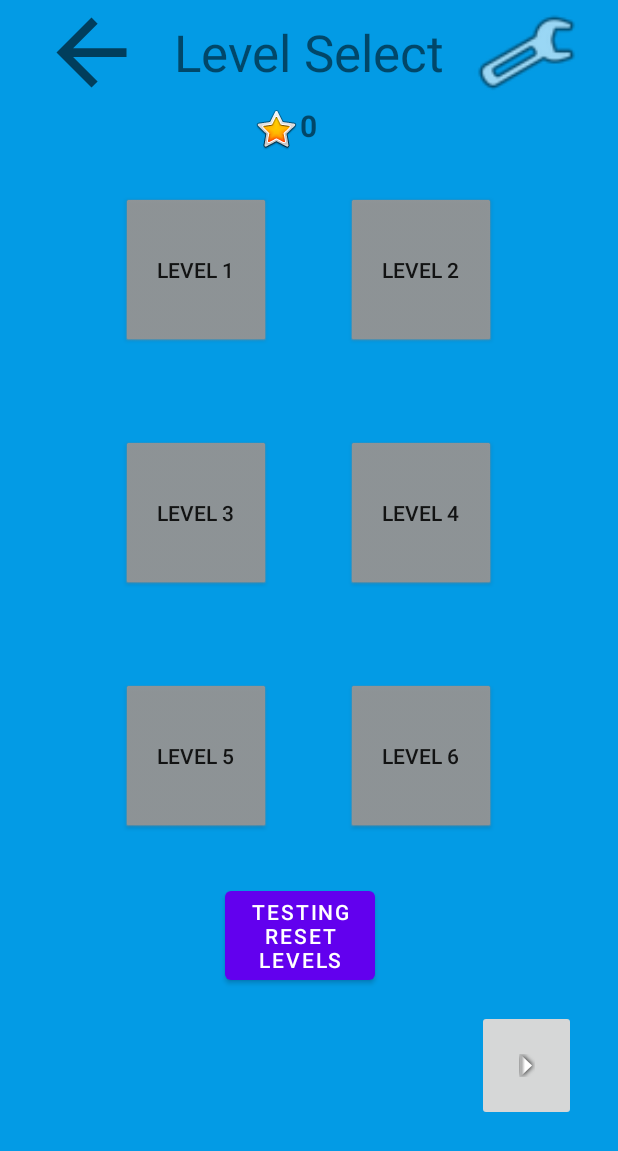
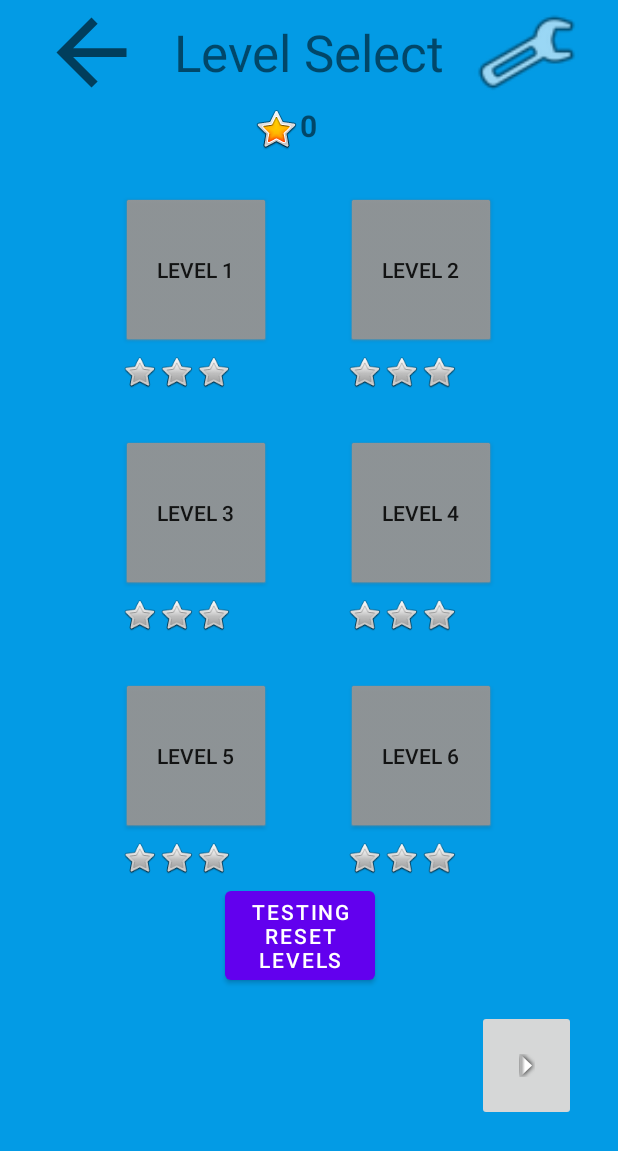
Before and after one commit to jphavill/4176-group, an Android app: the LevelSelect screen opened directly, with no data from a screen before it, on a phone screen of 412 x 824 dp. Shown: the top 1151 px of the screen. Run offline under Robolectric (Android 15) with nearby library versions, the phone set to English and light mode, and no system bars.

Commit message:
show stars not yet earned

```diff
--- a/app/src/main/java/com/example/csci4176_groupproject/LevelSelect.kt
+++ b/app/src/main/java/com/example/csci4176_groupproject/LevelSelect.kt
@@ -153,6 +153,10 @@ class LevelSelect : BaseActivity(), binaryDialogCallback, settingsDialogCallback
             val star = s as ImageView
             if (!hide && starIndex < level.starsEarned) {
                 star.visibility = View.VISIBLE
+                star.setImageResource(android.R.drawable.btn_star_big_on)
+            } else if (!hide && !level.locked){
+                star.visibility = View.VISIBLE
+                star.setImageResource(android.R.drawable.btn_star_big_off)
             } else {
                 star.visibility = View.INVISIBLE
             }
--- a/app/src/main/java/com/example/csci4176_groupproject/winDialog.kt
+++ b/app/src/main/java/com/example/csci4176_groupproject/winDialog.kt
@@ -59,6 +59,9 @@ class winDialog(context: Context) : AlertDialog.Builder(context)  {
             nextLevelView.isClickable = false
         } else {
             nextLevelView.setOnClickListener {
+                nextLevel.tried = true
+                editor.putString(String.format("level%d", levelId+1), gson.toJson(nextLevel))
+                editor.apply()
                 context.startActivity(Intent(context, levelActivities().levels[levelId]))
                 builder.dismiss()
             }
```
